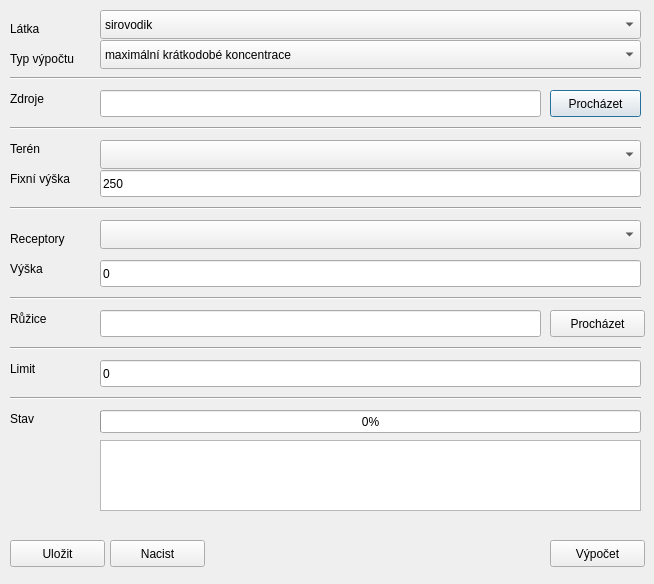
Above: main_dialog_base.ui from ruz76/qgis_opensymos before the change. Below: the same form after it.
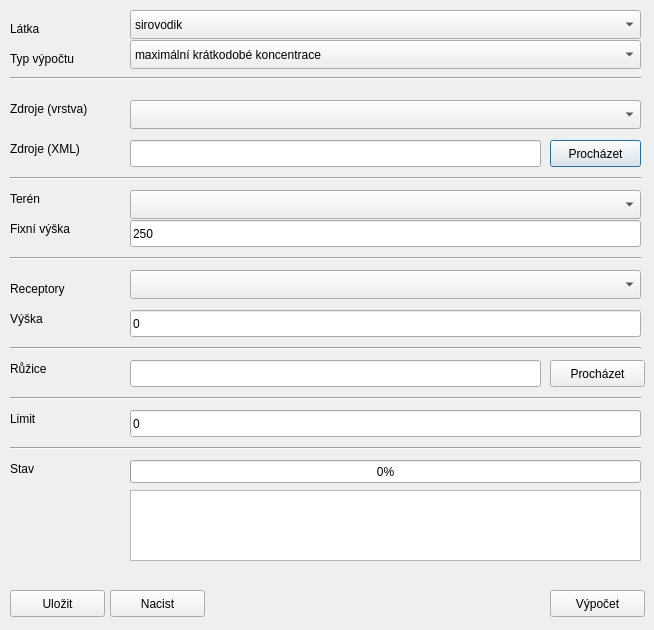
That is the form after the change.

Diff of the .ui file:
```diff
--- a/main_dialog_base.ui
+++ b/main_dialog_base.ui
@@ -7,7 +7,7 @@
     <x>0</x>
     <y>0</y>
     <width>654</width>
-    <height>584</height>
+    <height>630</height>
    </rect>
   </property>
   <property name="windowTitle">
@@ -16,9 +16,9 @@
   <widget class="QComboBox" name="cmbLatka">
    <property name="geometry">
     <rect>
-     <x>100</x>
+     <x>130</x>
      <y>10</y>
-     <width>541</width>
+     <width>511</width>
      <height>29</height>
     </rect>
    </property>
@@ -116,9 +116,9 @@
   <widget class="QLineEdit" name="txtZdroj">
    <property name="geometry">
     <rect>
-     <x>100</x>
-     <y>90</y>
-     <width>441</width>
+     <x>130</x>
+     <y>140</y>
+     <width>411</width>
      <height>27</height>
     </rect>
    </property>
@@ -127,7 +127,7 @@
    <property name="geometry">
     <rect>
      <x>550</x>
-     <y>90</y>
+     <y>140</y>
      <width>91</width>
      <height>27</height>
     </rect>
@@ -165,9 +165,9 @@
   <widget class="QComboBox" name="cmbTypVypoctu">
    <property name="geometry">
     <rect>
-     <x>100</x>
+     <x>130</x>
      <y>40</y>
-     <width>541</width>
+     <width>511</width>
      <height>29</height>
     </rect>
    </property>
@@ -191,13 +191,13 @@
    <property name="geometry">
     <rect>
      <x>10</x>
-     <y>90</y>
-     <width>81</width>
+     <y>140</y>
+     <width>101</width>
      <height>17</height>
     </rect>
    </property>
    <property name="text">
-    <string>Zdroje</string>
+    <string>Zdroje (XML)</string>
    </property>
   </widget>
   <widget class="Line" name="line">
@@ -217,7 +217,7 @@
    <property name="geometry">
     <rect>
      <x>10</x>
-     <y>140</y>
+     <y>190</y>
      <width>81</width>
      <height>17</height>
     </rect>
@@ -230,7 +230,7 @@
    <property name="geometry">
     <rect>
      <x>10</x>
-     <y>120</y>
+     <y>170</y>
      <width>631</width>
      <height>16</height>
     </rect>
@@ -242,9 +242,9 @@
   <widget class="QLineEdit" name="txtTeren2">
    <property name="geometry">
     <rect>
-     <x>100</x>
-     <y>170</y>
-     <width>541</width>
+     <x>130</x>
+     <y>220</y>
+     <width>511</width>
      <height>27</height>
     </rect>
    </property>
@@ -256,8 +256,8 @@
    <property name="geometry">
     <rect>
      <x>10</x>
-     <y>170</y>
-     <width>81</width>
+     <y>220</y>
+     <width>91</width>
      <height>17</height>
     </rect>
    </property>
@@ -269,7 +269,7 @@
    <property name="geometry">
     <rect>
      <x>10</x>
-     <y>200</y>
+     <y>250</y>
      <width>631</width>
      <height>16</height>
     </rect>
@@ -282,7 +282,7 @@
    <property name="geometry">
     <rect>
      <x>10</x>
-     <y>230</y>
+     <y>280</y>
      <width>81</width>
      <height>17</height>
     </rect>
@@ -294,9 +294,9 @@
   <widget class="QComboBox" name="cmbReceptory">
    <property name="geometry">
     <rect>
-     <x>100</x>
-     <y>220</y>
-     <width>541</width>
+     <x>130</x>
+     <y>270</y>
+     <width>511</width>
      <height>29</height>
     </rect>
    </property>
@@ -305,7 +305,7 @@
    <property name="geometry">
     <rect>
      <x>550</x>
-     <y>540</y>
+     <y>590</y>
      <width>95</width>
      <height>27</height>
     </rect>
@@ -318,7 +318,7 @@
    <property name="geometry">
     <rect>
      <x>550</x>
-     <y>310</y>
+     <y>360</y>
      <width>95</width>
      <height>27</height>
     </rect>
@@ -331,7 +331,7 @@
    <property name="geometry">
     <rect>
      <x>10</x>
-     <y>290</y>
+     <y>340</y>
      <width>631</width>
      <height>16</height>
     </rect>
@@ -344,7 +344,7 @@
    <property name="geometry">
     <rect>
      <x>10</x>
-     <y>310</y>
+     <y>360</y>
      <width>81</width>
      <height>17</height>
     </rect>
@@ -356,9 +356,9 @@
   <widget class="QLineEdit" name="txtRuzice">
    <property name="geometry">
     <rect>
-     <x>100</x>
-     <y>310</y>
-     <width>441</width>
+     <x>130</x>
+     <y>360</y>
+     <width>411</width>
      <height>27</height>
     </rect>
    </property>
@@ -367,7 +367,7 @@
    <property name="geometry">
     <rect>
      <x>10</x>
-     <y>260</y>
+     <y>310</y>
      <width>81</width>
      <height>17</height>
     </rect>
@@ -379,9 +379,9 @@
   <widget class="QLineEdit" name="txtReceptoryVyska">
    <property name="geometry">
     <rect>
-     <x>100</x>
-     <y>260</y>
-     <width>541</width>
+     <x>130</x>
+     <y>310</y>
+     <width>511</width>
      <height>27</height>
     </rect>
    </property>
@@ -393,7 +393,7 @@
    <property name="geometry">
     <rect>
      <x>10</x>
-     <y>540</y>
+     <y>590</y>
      <width>95</width>
      <height>27</height>
     </rect>
@@ -406,7 +406,7 @@
    <property name="geometry">
     <rect>
      <x>110</x>
-     <y>540</y>
+     <y>590</y>
      <width>95</width>
      <height>27</height>
     </rect>
@@ -419,7 +419,7 @@
    <property name="geometry">
     <rect>
      <x>10</x>
-     <y>360</y>
+     <y>410</y>
      <width>81</width>
      <height>17</height>
     </rect>
@@ -431,9 +431,9 @@
   <widget class="QLineEdit" name="txtLimit">
    <property name="geometry">
     <rect>
-     <x>100</x>
-     <y>360</y>
-     <width>541</width>
+     <x>130</x>
+     <y>410</y>
+     <width>511</width>
      <height>27</height>
     </rect>
    </property>
@@ -445,7 +445,7 @@
    <property name="geometry">
     <rect>
      <x>10</x>
-     <y>340</y>
+     <y>390</y>
      <width>631</width>
      <height>16</height>
     </rect>
@@ -458,7 +458,7 @@
    <property name="geometry">
     <rect>
      <x>10</x>
-     <y>410</y>
+     <y>460</y>
      <width>81</width>
      <height>17</height>
     </rect>
@@ -470,9 +470,9 @@
   <widget class="QTextEdit" name="txtStatus">
    <property name="geometry">
     <rect>
-     <x>100</x>
-     <y>440</y>
-     <width>541</width>
+     <x>130</x>
+     <y>490</y>
+     <width>511</width>
      <height>71</height>
     </rect>
    </property>
@@ -480,9 +480,9 @@
   <widget class="QProgressBar" name="progressBar">
    <property name="geometry">
     <rect>
-     <x>100</x>
-     <y>410</y>
-     <width>541</width>
+     <x>130</x>
+     <y>460</y>
+     <width>511</width>
      <height>23</height>
     </rect>
    </property>
@@ -494,7 +494,7 @@
    <property name="geometry">
     <rect>
      <x>10</x>
-     <y>390</y>
+     <y>440</y>
      <width>631</width>
      <height>16</height>
     </rect>
@@ -506,9 +506,32 @@
   <widget class="QComboBox" name="cmbTeren">
    <property name="geometry">
     <rect>
-     <x>100</x>
-     <y>140</y>
-     <width>541</width>
+     <x>130</x>
+     <y>190</y>
+     <width>511</width>
+     <height>29</height>
+    </rect>
+   </property>
+  </widget>
+  <widget class="QLabel" name="lblZdrojeVrstva">
+   <property name="geometry">
+    <rect>
+     <x>10</x>
+     <y>100</y>
+     <width>121</width>
+     <height>17</height>
+    </rect>
+   </property>
+   <property name="text">
+    <string>Zdroje (vrstva)</string>
+   </property>
+  </widget>
+  <widget class="QComboBox" name="cmbZdroje">
+   <property name="geometry">
+    <rect>
+     <x>130</x>
+     <y>100</y>
+     <width>511</width>
      <height>29</height>
     </rect>
    </property>
```
